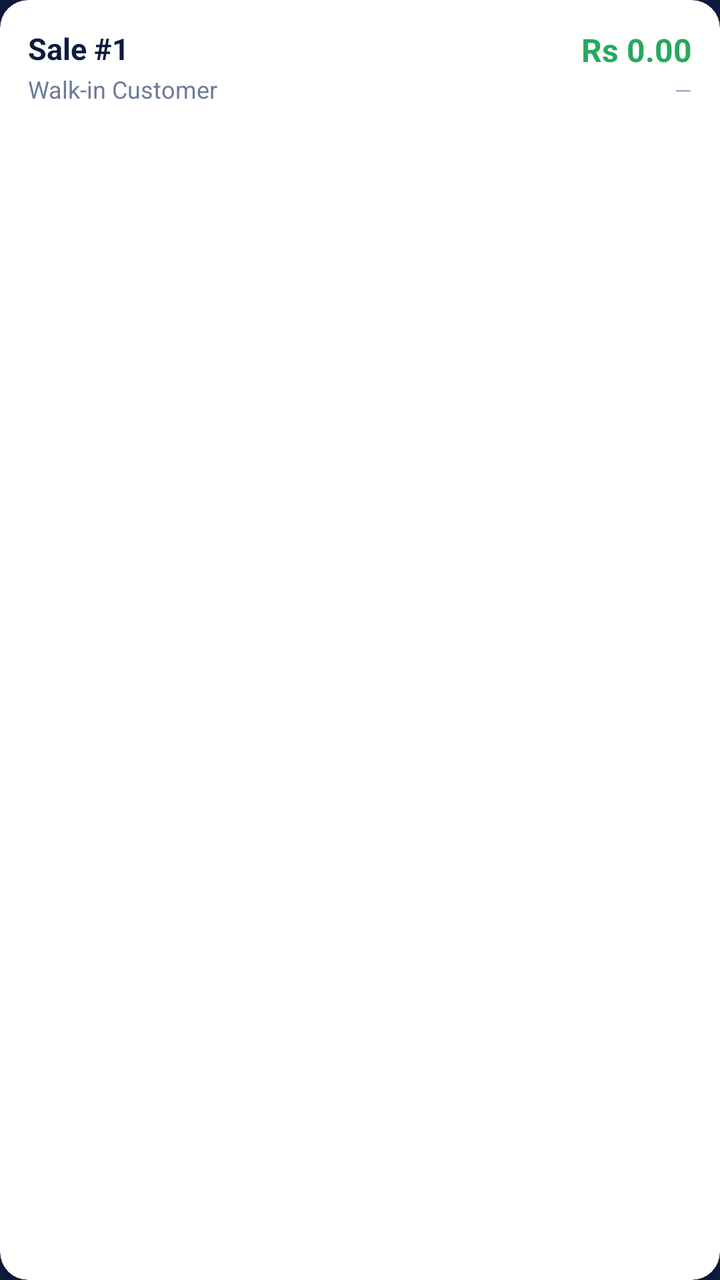
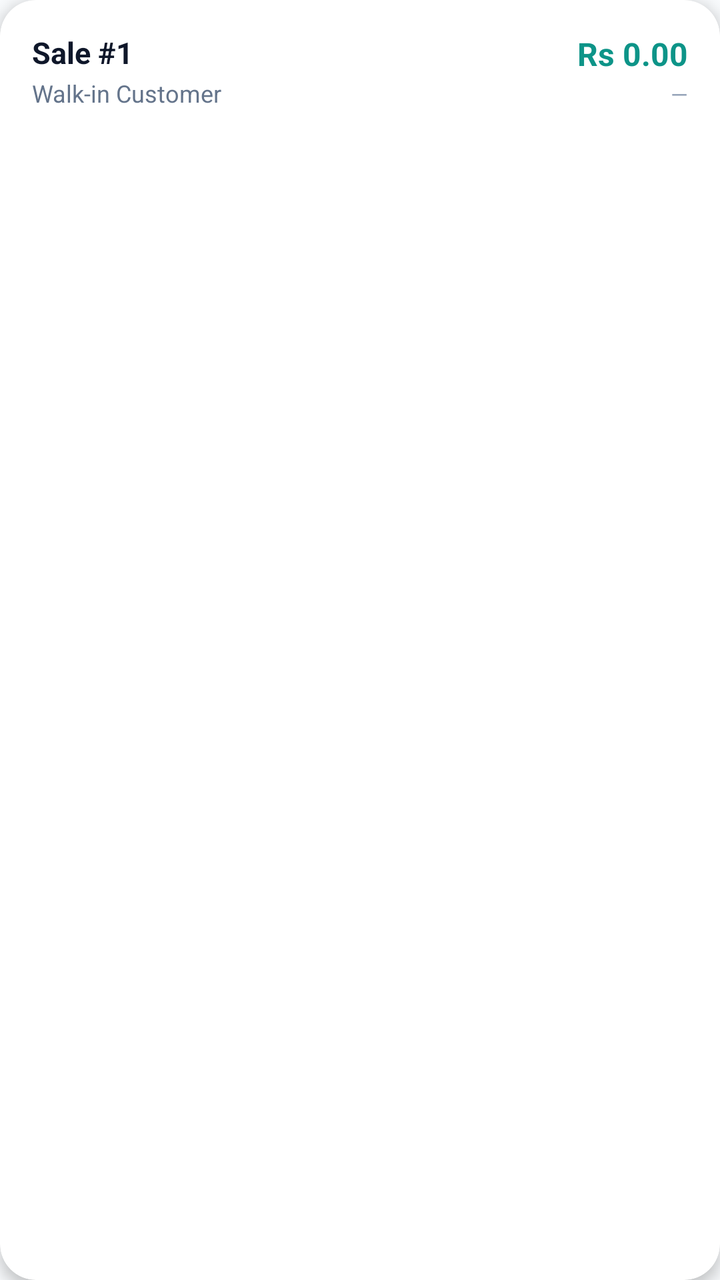

An Android layout rendered at two revisions. The XML below is the earlier revision; the diff shows what the commit changed to produce the second picture.
<!-- AndroidManifest.xml: application theme Theme.MediQuick -->
<!-- res/layout/item_sale.xml -->
<?xml version="1.0" encoding="utf-8"?>
<androidx.cardview.widget.CardView
    xmlns:android="http://schemas.android.com/apk/res/android"
    xmlns:app="http://schemas.android.com/apk/res-auto"
    android:layout_width="match_parent"
    android:layout_height="wrap_content"
    app:cardCornerRadius="14dp"
    app:cardBackgroundColor="@color/white"
    app:cardElevation="2dp"
    android:layout_marginBottom="10dp"
    android:clickable="true"
    android:focusable="true">

    <LinearLayout
        android:layout_width="match_parent"
        android:layout_height="wrap_content"
        android:orientation="vertical"
        android:padding="14dp">

        
        <LinearLayout
            android:layout_width="match_parent"
            android:layout_height="wrap_content"
            android:orientation="horizontal"
            android:gravity="center_vertical">

            <LinearLayout
                android:layout_width="0dp"
                android:layout_height="wrap_content"
                android:layout_weight="1"
                android:orientation="vertical">

                <TextView
                    android:id="@+id/tvSaleId"
                    android:layout_width="wrap_content"
                    android:layout_height="wrap_content"
                    android:text="Sale #1"
                    android:textColor="@color/navy"
                    android:textSize="15sp"
                    android:textStyle="bold" />

                <TextView
                    android:id="@+id/tvSaleCustomer"
                    android:layout_width="wrap_content"
                    android:layout_height="wrap_content"
                    android:text="Walk-in Customer"
                    android:textColor="@color/text_secondary"
                    android:textSize="12sp"
                    android:layout_marginTop="2dp" />

            </LinearLayout>

            <LinearLayout
                android:layout_width="wrap_content"
                android:layout_height="wrap_content"
                android:orientation="vertical"
                android:gravity="end">

                <TextView
                    android:id="@+id/tvSaleTotal"
                    android:layout_width="wrap_content"
                    android:layout_height="wrap_content"
                    android:text="Rs 0.00"
                    android:textColor="@color/green_primary"
                    android:textSize="16sp"
                    android:textStyle="bold" />

                <TextView
                    android:id="@+id/tvSaleDate"
                    android:layout_width="wrap_content"
                    android:layout_height="wrap_content"
                    android:text="—"
                    android:textColor="@color/text_hint"
                    android:textSize="11sp"
                    android:layout_marginTop="2dp" />

            </LinearLayout>

        </LinearLayout>

        
        <TextView
            android:id="@+id/tvSaleItems"
            android:layout_width="match_parent"
            android:layout_height="wrap_content"
            android:text=""
            android:textColor="@color/text_secondary"
            android:textSize="12sp"
            android:lineSpacingExtra="4dp"
            android:layout_marginTop="10dp"
            android:paddingTop="10dp"
            android:background="@drawable/bg_items_divider"
            android:visibility="gone" />

    </LinearLayout>

</androidx.cardview.widget.CardView>
<!-- resources referenced by this layout -->
<resources>
  <color name="green_primary">#27A85F</color>
  <color name="navy">#0D1B3E</color>
  <color name="text_hint">#9DAAC2</color>
  <color name="text_secondary">#6B7B9A</color>
  <color name="white">#FFFFFF</color>
  <!-- drawable bg_items_divider (drawable) -->
  <?xml version="1.0" encoding="utf-8"?>
  <shape xmlns:android="http://schemas.android.com/apk/res/android" android:shape="rectangle">
      <solid android:color="#F8FAFF" />
      <stroke android:width="1dp" android:color="#E2E8F5" />
      <corners android:radius="8dp" />
  </shape>
  <style name="Theme.MediQuick" parent="Theme.MaterialComponents.DayNight.NoActionBar">
          <item name="colorPrimary">@color/green_primary</item>
          <item name="colorPrimaryVariant">@color/green_dark</item>
          <item name="colorOnPrimary">@color/white</item>
          <item name="android:windowBackground">@color/navy</item>
          <item name="android:statusBarColor">@color/navy</item>
          <item name="android:navigationBarColor">@color/navy</item>
          <item name="android:windowLightStatusBar">false</item>
          
          <item name="android:textColor">@color/black</item>
          <item name="android:textColorPrimary">@color/black</item>
          <item name="android:textColorSecondary">@color/text_secondary</item>
          <item name="colorControlNormal">@color/text_secondary</item>
          <item name="colorControlActivated">@color/green_primary</item>
          <item name="colorControlHighlight">@color/green_light</item>
      </style>
  <color name="green_dark">#1D8B4C</color>
  <color name="black">#000000</color>
  <color name="green_light">#E8F7EF</color>
</resources>

<!-- the commit's change to res/layout/item_sale.xml (unified diff, before → after) -->
@@ -4,9 +4,9 @@
     xmlns:app="http://schemas.android.com/apk/res-auto"
     android:layout_width="match_parent"
     android:layout_height="wrap_content"
-    app:cardCornerRadius="14dp"
+    app:cardCornerRadius="18dp"
     app:cardBackgroundColor="@color/white"
-    app:cardElevation="2dp"
+    app:cardElevation="4dp"
     android:layout_marginBottom="10dp"
     android:clickable="true"
     android:focusable="true">
@@ -15,7 +15,7 @@
         android:layout_width="match_parent"
         android:layout_height="wrap_content"
         android:orientation="vertical"
-        android:padding="14dp">
+        android:padding="16dp">
 
         
         <LinearLayout
<!-- resource entries referenced after the edit -->
@@ -1,9 +1,9 @@
 <!-- resources referenced by this layout -->
 <resources>
-  <color name="green_primary">#27A85F</color>
-  <color name="navy">#0D1B3E</color>
-  <color name="text_hint">#9DAAC2</color>
-  <color name="text_secondary">#6B7B9A</color>
+  <color name="green_primary">#0D9488</color>
+  <color name="navy">#0F172A</color>
+  <color name="text_hint">#94A3B8</color>
+  <color name="text_secondary">#64748B</color>
   <color name="white">#FFFFFF</color>
   <!-- drawable bg_items_divider (drawable) -->
   <?xml version="1.0" encoding="utf-8"?>
@@ -12,24 +12,31 @@
       <stroke android:width="1dp" android:color="#E2E8F5" />
       <corners android:radius="8dp" />
   </shape>
-  <style name="Theme.MediQuick" parent="Theme.MaterialComponents.DayNight.NoActionBar">
+  <style name="Theme.MediQuick" parent="Theme.Material3.DayNight.NoActionBar">
           <item name="colorPrimary">@color/green_primary</item>
-          <item name="colorPrimaryVariant">@color/green_dark</item>
           <item name="colorOnPrimary">@color/white</item>
-          <item name="android:windowBackground">@color/navy</item>
+          <item name="colorPrimaryContainer">@color/green_light</item>
+          <item name="colorOnPrimaryContainer">@color/green_dark</item>
+          <item name="colorSecondary">@color/accent_blue</item>
+          <item name="android:colorBackground">@color/surface</item>
+          <item name="colorSurface">@color/surface_elevated</item>
+          <item name="colorError">@color/error</item>
           <item name="android:statusBarColor">@color/navy</item>
-          <item name="android:navigationBarColor">@color/navy</item>
+          <item name="android:navigationBarColor">@color/surface</item>
           <item name="android:windowLightStatusBar">false</item>
-          
-          <item name="android:textColor">@color/black</item>
+          <item name="android:windowLightNavigationBar">true</item>
           <item name="android:textColorPrimary">@color/black</item>
           <item name="android:textColorSecondary">@color/text_secondary</item>
           <item name="colorControlNormal">@color/text_secondary</item>
           <item name="colorControlActivated">@color/green_primary</item>
           <item name="colorControlHighlight">@color/green_light</item>
       </style>
-  <color name="green_dark">#1D8B4C</color>
-  <color name="black">#000000</color>
-  <color name="green_light">#E8F7EF</color>
+  <color name="green_dark">#0F766E</color>
+  <color name="accent_blue">#0284C7</color>
+  <color name="surface">#F8FAFC</color>
+  <color name="surface_elevated">#FFFFFF</color>
+  <color name="error">#DC2626</color>
+  <color name="black">#0F172A</color>
+  <color name="green_light">#CCFBF1</color>
 </resources>
 
